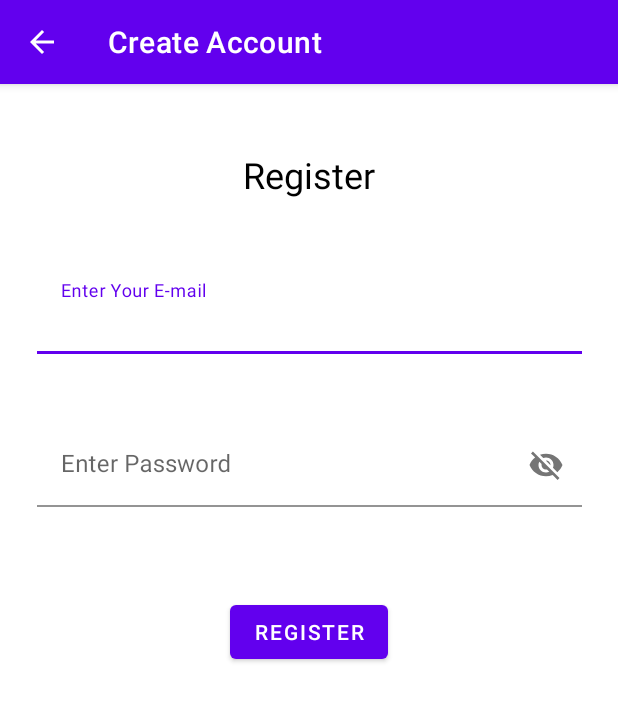
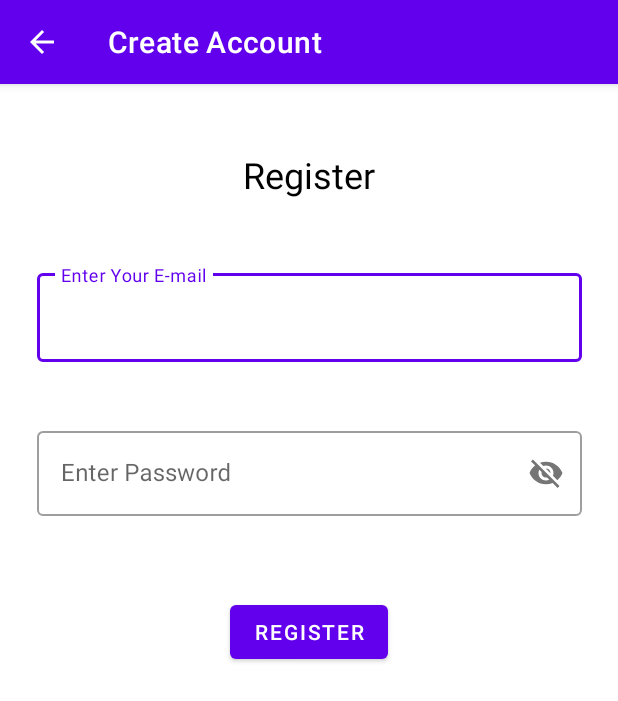
Before and after one commit to Sithum-Ravishka/CodeBlack_MAD_Project, an Android app: the RegistrationPage screen opened directly, with no data from a screen before it, on a phone screen of 412 x 824 dp. Shown: the top 701 px of the screen. Run offline under Robolectric (Android 15) with nearby library versions, the phone set to English and light mode, and no system bars; our stand-ins replace Firebase (no records; nobody signed in at launch, a user with empty details on screens opened directly).

```diff
--- a/app/src/main/res/layout/activity_registration_page.xml
+++ b/app/src/main/res/layout/activity_registration_page.xml
@@ -22,8 +22,10 @@
 
     <com.google.android.material.textfield.TextInputLayout
         android:id="@+id/textInputLayout2"
+        style="@style/Widget.MaterialComponents.TextInputLayout.OutlinedBox"
         android:layout_width="363dp"
         android:layout_height="69dp"
+        android:layout_below="@id/textView12"
         android:layout_marginTop="44dp"
         app:boxBackgroundColor="#FFFFFF"
         app:layout_constraintEnd_toEndOf="parent"
@@ -42,8 +44,10 @@
 
     <com.google.android.material.textfield.TextInputLayout
         android:id="@+id/textInputLayout3"
+        style="@style/Widget.MaterialComponents.TextInputLayout.OutlinedBox"
         android:layout_width="363dp"
         android:layout_height="69dp"
+        android:layout_below="@id/textInputLayout2"
         android:layout_marginTop="36dp"
         app:boxBackgroundColor="#FFFFFF"
         app:layout_constraintEnd_toEndOf="parent"
@@ -62,6 +66,7 @@
         android:id="@+id/registerBtn"
         android:layout_width="wrap_content"
         android:layout_height="wrap_content"
+        android:layout_below="@id/textInputLayout3"
         android:layout_marginTop="46dp"
         android:text="@string/regBtn"
         app:layout_constraintEnd_toEndOf="parent"
```
